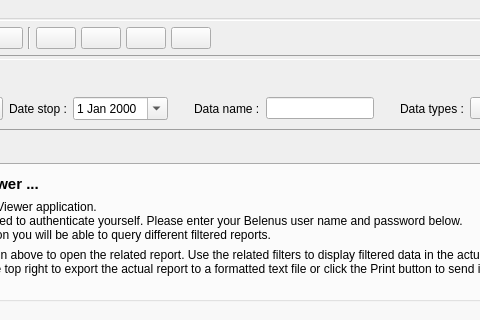
Qt form viewer/wndmain.ui (tbikfalvi/Belenus) before a commit; both pictures show x 168 to 648 and y 0 to 320 of the 937 by 536 pixel window.
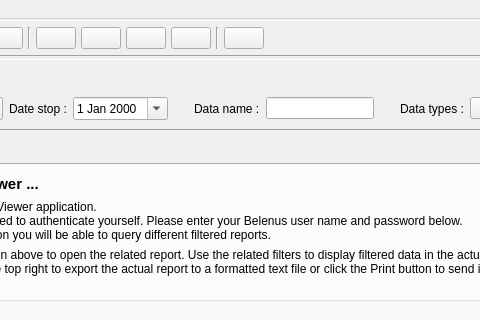
The same form after that commit.

```diff
--- a/viewer/wndmain.ui
+++ b/viewer/wndmain.ui
@@ -211,6 +211,32 @@
          </property>
         </widget>
        </item>
+       <item>
+        <widget class="Line" name="line_3">
+         <property name="orientation">
+          <enum>Qt::Vertical</enum>
+         </property>
+        </widget>
+       </item>
+       <item>
+        <widget class="QPushButton" name="pbProducts">
+         <property name="toolTip">
+          <string>Products registered in database</string>
+         </property>
+         <property name="text">
+          <string/>
+         </property>
+         <property name="iconSize">
+          <size>
+           <width>30</width>
+           <height>30</height>
+          </size>
+         </property>
+         <property name="checkable">
+          <bool>true</bool>
+         </property>
+        </widget>
+       </item>
        <item>
         <spacer name="horizontalSpacer">
          <property name="orientation">
```
Left out of the diff: 18 changed lines with no effect on the pictures.
